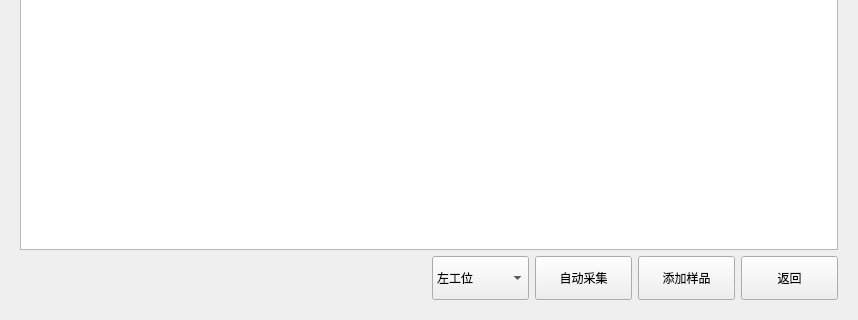
First picture: the form in PageImp.ui, repository bloglink/aip-tester, before the edit; both pictures show x 0 to 858 and y 280 to 600 of the 858 by 600 pixel window.
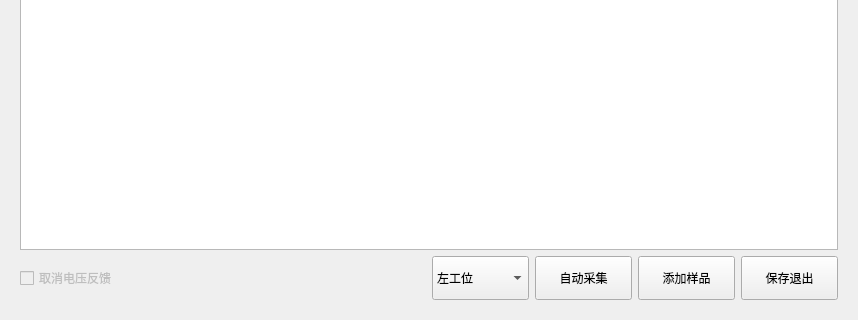
Second picture: the form after the edit. Custom widgets are drawn as their Qt base class.

Commit message: feat:(2.1.0.10328)增加取消匝间反馈选项

```diff
--- a/PageImp.ui
+++ b/PageImp.ui
@@ -138,8 +138,8 @@
         </widget>
        </item>
        <item>
-        <layout class="QGridLayout" name="LayoutCtrl" columnstretch="1,0,0,0,0">
-         <item row="0" column="4">
+        <layout class="QGridLayout" name="LayoutCtrl" columnstretch="1,0,0,0,0,0">
+         <item row="0" column="5">
           <widget class="QPushButton" name="BtnExitImp">
            <property name="sizePolicy">
             <sizepolicy hsizetype="Expanding" vsizetype="Expanding">
@@ -154,7 +154,7 @@
             </size>
            </property>
            <property name="text">
-            <string>返回</string>
+            <string>保存退出</string>
            </property>
           </widget>
          </item>
@@ -177,7 +177,7 @@
            </property>
           </widget>
          </item>
-         <item row="0" column="0">
+         <item row="0" column="1">
           <spacer name="SpacerCtrl">
            <property name="orientation">
             <enum>Qt::Horizontal</enum>
@@ -210,7 +210,17 @@
            </item>
           </widget>
          </item>
-         <item row="0" column="3">
+         <item row="0" column="0">
+          <widget class="QCheckBox" name="BoxOffset">
+           <property name="enabled">
+            <bool>false</bool>
+           </property>
+           <property name="text">
+            <string>取消电压反馈</string>
+           </property>
+          </widget>
+         </item>
+         <item row="0" column="4">
           <widget class="QPushButton" name="BtnAvarage">
            <property name="sizePolicy">
             <sizepolicy hsizetype="Expanding" vsizetype="Expanding">
```
Left out of the diff: 4 changed lines with no effect on the pictures. The commit also changes 4 other files.
